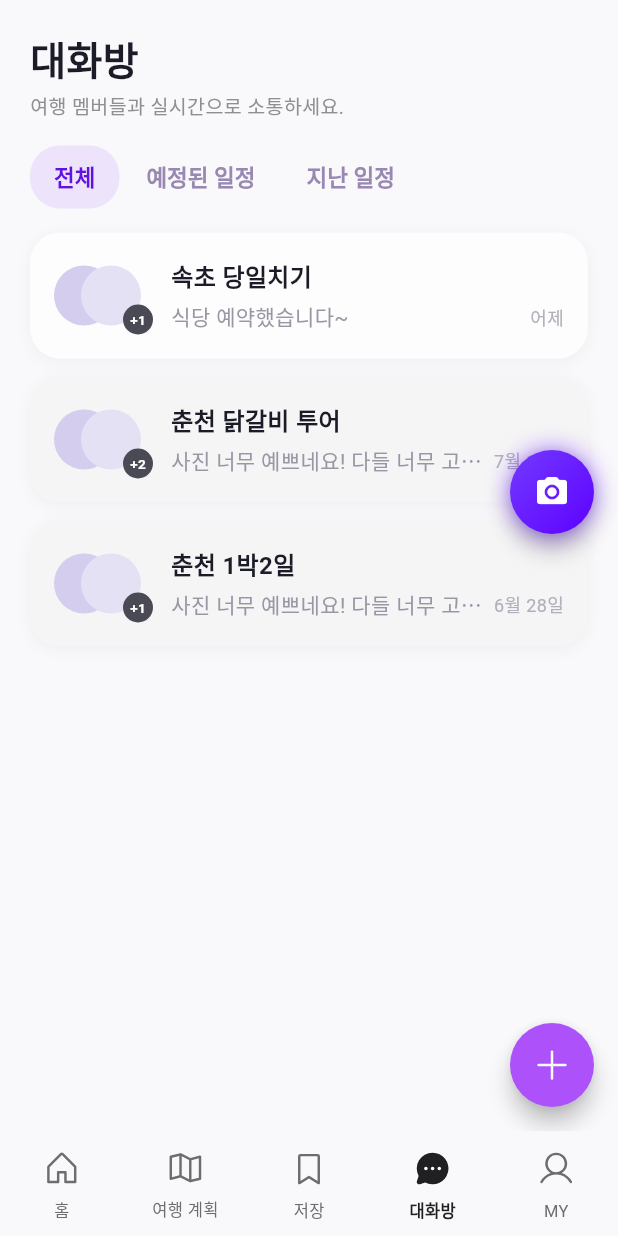
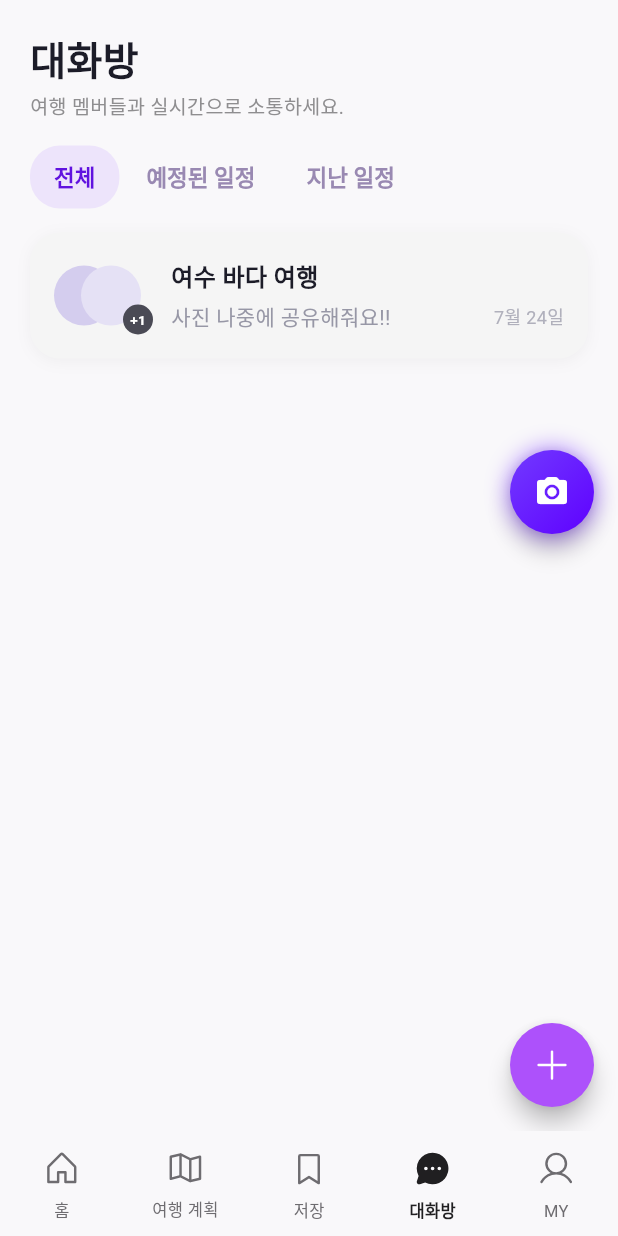
Before and after one commit to we-meet-trip/map-service-client, a Flutter app: the screen it shows after launch, item 4 of the bottom bar chosen, on a phone screen of 412 x 824 dp. Run offline on Flutter 3.47's test engine with Material 3 defaults, Android fonts, the phone set to English and light mode, and no system bars; our stand-ins replace app_links, camera, flutter_compass, flutter_dotenv, flutter_svg, geocoding and 6 more; missing offline and left inert: flutter_naver_map; accounts and stored records are empty; Roboto replaces fonts that are missing (Pretendard); statements that could not run were skipped.

Commit message:
feat: 채팅방 상세 조회 및 목 데이터 개선
- 채팅방 유형(`ChatRoomType.upcoming`)에 따라 초대 및 메시지 입력창 활성화 여부 제어
- `ChatRoom` 모델에서 `linkedTripId`를 제거하고 `id`를 통해 여행 일정과 직접 연동하도록 수정
- 완료된 여행에 대한 상세 목 데이터(여수 바다 여행) 추가 및 초기 세팅
- 채팅 내 일정 확인 버튼 클릭 시 예정/완료된 모든 여행 목록에서 검색하도록 로직 개선
- `MessageLocalStore`에 디버깅을 위한 `dump()` 메서드 추가

```diff
--- a/lib/core/state/trip_repository.dart
+++ b/lib/core/state/trip_repository.dart
@@ -6,7 +6,7 @@ class TripRepository {
   static final TripRepository instance = TripRepository._();
 
   final ValueNotifier<List<SavedTrip>> plannedTrips = ValueNotifier([_mockPlannedTrip]);
-  final ValueNotifier<List<SavedTrip>> completedTrips = ValueNotifier([]);
+  final ValueNotifier<List<SavedTrip>> completedTrips = ValueNotifier([mockCompletedTrip]);
   // 저장 탭 열릴 때 보여줄 탭 인덱스 (0: 예정, 1: 완료)
   final ValueNotifier<int> requestedTab = ValueNotifier(0);
 
@@ -79,6 +79,100 @@ final _mockPlannedTrip = SavedTrip(
   ],
 );
 
+final mockCompletedTrip = SavedTrip(
+  id: DateTime(2025, 6, 1).microsecondsSinceEpoch.toString(),
+  chatRoomId: DateTime(2025, 6, 1).microsecondsSinceEpoch.toString(),
+  name: '여수 바다 여행',
+  route: '오동도 → 해상케이블카 → 향일암 → 이순신광장 → 여수 밤바다',
+  savedAt: DateTime.now().subtract(const Duration(days: 30)),
+  tripStartDate: DateTime.now().subtract(const Duration(days: 14)),
+  tripEndDate: DateTime.now().subtract(const Duration(days: 13)),
+  totalDurationMinutes: 1080,
+  stops: [
+    TripStop(
+      order: 1,
+      day: 1,
+      name: '오동도',
+      address: '전남 여수시 오동도로 222',
+      time: '10:00',
+      latitude: 34.7441,
+      longitude: 127.7647,
+    ),
+    TripStop(
+      order: 2,
+      day: 1,
+      name: '여수 해상케이블카',
+      address: '전남 여수시 돌산읍 돌산로 3600-1',
+      time: '12:00',
+      latitude: 34.7282,
+      longitude: 127.7431,
+    ),
+    TripStop(
+      order: 3,
+      day: 1,
+      name: '돌산공원',
+      address: '전남 여수시 돌산읍 돌산로 3600',
+      time: '13:30',
+      latitude: 34.7279,
+      longitude: 127.7388,
+    ),
+    TripStop(
+      order: 4,
+      day: 1,
+      name: '여수 수산시장',
+      address: '전남 여수시 수정동 355-1',
+      time: '17:00',
+      latitude: 34.7436,
+      longitude: 127.7368,
+    ),
+    TripStop(
+      order: 5,
+      day: 1,
+      name: '이순신광장',
+      address: '전남 여수시 이순신광장로 61',
+      time: '19:00',
+      latitude: 34.7378,
+      longitude: 127.7447,
+    ),
+    TripStop(
+      order: 6,
+      day: 2,
+      name: '향일암',
+      address: '전남 여수시 돌산읍 향일암로 60',
+      time: '07:00',
+      latitude: 34.6369,
+      longitude: 127.7892,
+    ),
+    TripStop(
+      order: 7,
+      day: 2,
+      name: '아쿠아플라넷 여수',
+      address: '전남 여수시 오동도로 61-11',
+      time: '10:30',
+      latitude: 34.7452,
+      longitude: 127.7629,
+    ),
+    TripStop(
+      order: 8,
+      day: 2,
+      name: '고소동 벽화마을',
+      address: '전남 여수시 고소동 1가',
+      time: '14:00',
+      latitude: 34.7401,
+      longitude: 127.7431,
+    ),
+    TripStop(
+      order: 9,
+      day: 2,
+      name: '여수 밤바다',
+      address: '전남 여수시 수정동 해안로',
+      time: '19:30',
+      latitude: 34.7365,
+      longitude: 127.7452,
+    ),
+  ],
+);
+
 class SavedTrip {
   final String id;
   final String name;
--- a/lib/data/local/message_local_store.dart
+++ b/lib/data/local/message_local_store.dart
@@ -42,7 +42,7 @@ class MessageLocalStore {
         'isMe': m.isMe,
       };
 
-  ChatMessage _fromMap(Map<String, dynamic> m) => ChatMessage(
+ChatMessage _fromMap(Map<String, dynamic> m) => ChatMessage(
         id: m['id'] as String,
         roomId: m['roomId'] as String,
         senderId: m['senderId'] as String,
--- a/lib/data/models/chat_room.dart
+++ b/lib/data/models/chat_room.dart
@@ -10,7 +10,6 @@ class ChatRoom {
     this.hasUnread = false,
     required this.lastMessage,
     required this.lastMessageAt,
-    this.linkedTripId,
   });
 
   final String id;
@@ -21,8 +20,6 @@ class ChatRoom {
   final bool hasUnread;
   final String lastMessage;
   final DateTime lastMessageAt;
-  final String? linkedTripId;
-
   ChatRoom copyWith({bool? hasUnread, String? lastMessage, DateTime? lastMessageAt}) => ChatRoom(
         id: id,
         title: title,
@@ -32,6 +29,5 @@ class ChatRoom {
         hasUnread: hasUnread ?? this.hasUnread,
         lastMessage: lastMessage ?? this.lastMessage,
         lastMessageAt: lastMessageAt ?? this.lastMessageAt,
-        linkedTripId: linkedTripId,
       );
 }
--- a/lib/data/repositories/mock_chat_repository.dart
+++ b/lib/data/repositories/mock_chat_repository.dart
@@ -1,71 +1,97 @@
 import '../local/message_local_store.dart';
 import '../models/chat_message.dart';
 import '../models/chat_room.dart';
+import '../../core/state/trip_repository.dart' show mockCompletedTrip;
 import 'chat_repository.dart';
 
 class MockChatRepository implements ChatRepository {
   static final _now = DateTime.now();
-  static final _yesterday = _now.subtract(const Duration(days: 1));
+  static final _trip = _now.subtract(const Duration(days: 13));
 
   static final List<ChatRoom> _rooms = [
     ChatRoom(
-      id: '1',
-      title: '속초 당일치기',
-      participantCount: 3,
-      type: ChatRoomType.upcoming,
-      hasUnread: false,
-      lastMessage: '식당 예약했습니다~',
-      lastMessageAt: DateTime(_yesterday.year, _yesterday.month, _yesterday.day, 14, 32),
-      linkedTripId: 'trip_001',
-    ),
-    ChatRoom(
-      id: '3' ,
-      title: '춘천 닭갈비 투어',
-      participantCount: 4,
-      type: ChatRoomType.past,
-      hasUnread: false,
-      lastMessage: '사진 너무 예쁘네요! 다들 너무 고생하...',
-      lastMessageAt: DateTime(_now.year, 7, 11, 20, 0),
-    ),
-    ChatRoom(
-      id: '4',
-      title: '춘천 1박2일',
+      id: mockCompletedTrip.id,
+      title: '여수 바다 여행',
       participantCount: 3,
       type: ChatRoomType.past,
       hasUnread: false,
-      lastMessage: '사진 너무 예쁘네요! 다들 너무 고생하...',
-      lastMessageAt: DateTime(_now.year, 6, 28, 17, 0),
+      lastMessage: '사진 나중에 공유해줘요!!',
+      lastMessageAt: _now.subtract(const Duration(days: 12, hours: 3)),
     ),
   ];
 
-  // 최초 실행 시 Hive에 시드할 목 메시지
   static final _seedMessages = <String, List<ChatMessage>>{
-    '1': [
+    mockCompletedTrip.id: [
       ChatMessage(
-        id: 'm1',
-        roomId: '1',
-        senderId: 'user_junho',
-        senderName: '준호',
-        text: '속초 드디어 가는군요!!!',
-        sentAt: DateTime(_yesterday.year, _yesterday.month, _yesterday.day, 10, 0),
+        id: '${mockCompletedTrip.id}_1',
+        roomId: mockCompletedTrip.id,
+        senderId: 'user_jiyeon',
+        senderName: '지연',
+        text: '오동도 너무 예쁘다 진짜',
+        sentAt: _trip.subtract(const Duration(hours: 2)),
         isMe: false,
       ),
       ChatMessage(
-        id: 'm2',
-        roomId: '1',
+        id: '${mockCompletedTrip.id}_2',
+        roomId: mockCompletedTrip.id,
         senderId: 'me',
         senderName: '나',
-        text: '바다가 진짜 예쁠 거예요',
-        sentAt: DateTime(_yesterday.year, _yesterday.month, _yesterday.day, 10, 5),
+        text: '맞아요 바람도 시원하고 최고',
+        sentAt: _trip.subtract(const Duration(hours: 1, minutes: 55)),
         isMe: true,
       ),
       ChatMessage(
-        id: 'm3',
-        roomId: '1',
-        senderId: 'user_minjae',
-        senderName: '민재',
-        text: '식당 예약했습니다~',
-        sentAt: DateTime(_yesterday.year, _yesterday.month, _yesterday.day, 14, 32),
+        id: '${mockCompletedTrip.id}_3',
+        roomId: mockCompletedTrip.id,
+        senderId: 'user_minsu',
+        senderName: '민수',
+        text: '케이블카 탈 때 뷰 실화냐고',
+        sentAt: _trip.subtract(const Duration(hours: 1, minutes: 30)),
+        isMe: false,
+      ),
+      ChatMessage(
+        id: '${mockCompletedTrip.id}_4',
+        roomId: mockCompletedTrip.id,
+        senderId: 'me',
+        senderName: '나',
+        text: '향일암 일출 보려면 내일 6시에 출발해야 할 것 같아요',
+        sentAt: _trip.subtract(const Duration(hours: 1)),
+        isMe: true,
+      ),
+      ChatMessage(
+        id: '${mockCompletedTrip.id}_5',
+        roomId: mockCompletedTrip.id,
+        senderId: 'user_jiyeon',
+        senderName: '지연',
+        text: '6시요?? 😭 알겠어요 일찍 자야겠다',
+        sentAt: _trip.subtract(const Duration(minutes: 50)),
+        isMe: false,
+      ),
+      ChatMessage(
+        id: '${mockCompletedTrip.id}_6',
+        roomId: mockCompletedTrip.id,
+        senderId: 'user_minsu',
+        senderName: '민수',
+        text: '수산시장에서 먹은 회 진짜 최고였는데',
+        sentAt: _now.subtract(const Duration(days: 12, hours: 5)),
+        isMe: false,
+      ),
+      ChatMessage(
+        id: '${mockCompletedTrip.id}_7',
+        roomId: mockCompletedTrip.id,
+        senderId: 'me',
+        senderName: '나',
+        text: '거기 또 가고 싶다 진짜로',
+        sentAt: _now.subtract(const Duration(days: 12, hours: 4)),
+        isMe: true,
+      ),
+      ChatMessage(
+        id: '${mockCompletedTrip.id}_8',
+        roomId: mockCompletedTrip.id,
+        senderId: 'user_jiyeon',
+        senderName: '지연',
+        text: '사진 나중에 공유해줘요!!',
+        sentAt: _now.subtract(const Duration(days: 12, hours: 3)),
         isMe: false,
       ),
     ],
@@ -124,14 +150,13 @@ class MockChatRepository implements ChatRepository {
   Future<ChatRoom> createChatRoomForTrip(String tripId, String tripName) async {
     await Future.delayed(const Duration(milliseconds: 400));
     final newRoom = ChatRoom(
-      id: 'room_${DateTime.now().millisecondsSinceEpoch}',
+      id: tripId,
       title: tripName,
       participantCount: 1,
       type: ChatRoomType.upcoming,
       hasUnread: false,
       lastMessage: '채팅방이 생성되었습니다.',
       lastMessageAt: DateTime.now(),
-      linkedTripId: tripId,
     );
     _rooms.add(newRoom);
     return newRoom;
--- a/lib/features/chat/screens/chat_room_detail_screen.dart
+++ b/lib/features/chat/screens/chat_room_detail_screen.dart
@@ -78,7 +78,9 @@ class _ChatRoomDetailScreenState extends State<ChatRoomDetailScreen> {
               title: widget.room.title,
               participantCount: widget.room.participantCount,
               onBack: () => context.pop(),
-              onShare: _showInviteSheet,
+              onShare: widget.room.type == ChatRoomType.upcoming
+                  ? _showInviteSheet
+                  : null,
             ),
             Expanded(
               child: Stack(
@@ -96,12 +98,10 @@ class _ChatRoomDetailScreenState extends State<ChatRoomDetailScreen> {
                                 }
                                 return ListView.separated(
                                   controller: _scrollController,
-                                  padding: EdgeInsets.only(
+                                  padding: const EdgeInsets.only(
                                     left: 16,
                                     right: 16,
-                                    top: widget.room.linkedTripId != null
-                                        ? 64
-                                        : 16,
+                                    top: 64,
                                     bottom: 16,
                                   ),
                                   itemCount: provider.messages.length,
@@ -113,17 +113,18 @@ class _ChatRoomDetailScreenState extends State<ChatRoomDetailScreen> {
                                 );
                               },
                             ),
-                            if (widget.room.linkedTripId != null)
                             Positioned(
                                 top: 12,
                                 left: 0,
                                 right: 0,
                                 child: ScheduleLinkButton(
                                   onTap: () {
-                                    final trip = TripRepository
-                                        .instance.plannedTrips.value
-                                        .where((t) =>
-                                            t.id == widget.room.linkedTripId)
+                                    final allTrips = [
+                                      ...TripRepository.instance.plannedTrips.value,
+                                      ...TripRepository.instance.completedTrips.value,
+                                    ];
+                                    final trip = allTrips
+                                        .where((t) => t.id == widget.room.id)
                                         .firstOrNull;
                                     if (trip != null) {
                                       context.go('/saved/trip', extra: trip);
@@ -134,6 +135,7 @@ class _ChatRoomDetailScreenState extends State<ChatRoomDetailScreen> {
                           ],
                         ),
                       ),
+                      if (widget.room.type == ChatRoomType.upcoming)
                         ChatInputBar(
                           onSend: (text) async {
                             await context
--- a/lib/features/chat/widgets/chat_detail_header.dart
+++ b/lib/features/chat/widgets/chat_detail_header.dart
@@ -55,13 +55,14 @@ class ChatDetailHeader extends StatelessWidget {
                   ],
                 ),
               ),
+              if (onShare != null)
                 GestureDetector(
                   onTap: onShare,
                   child: Container(
                     width: 40,
                     height: 40,
-                  decoration: BoxDecoration(
-                    color: const Color(0xFFFFFFFF),
+                    decoration: const BoxDecoration(
+                      color: Color(0xFFFFFFFF),
                       shape: BoxShape.circle,
                     ),
                     child: Center(
```
Lines whose indentation alone changed are shown as unchanged.
